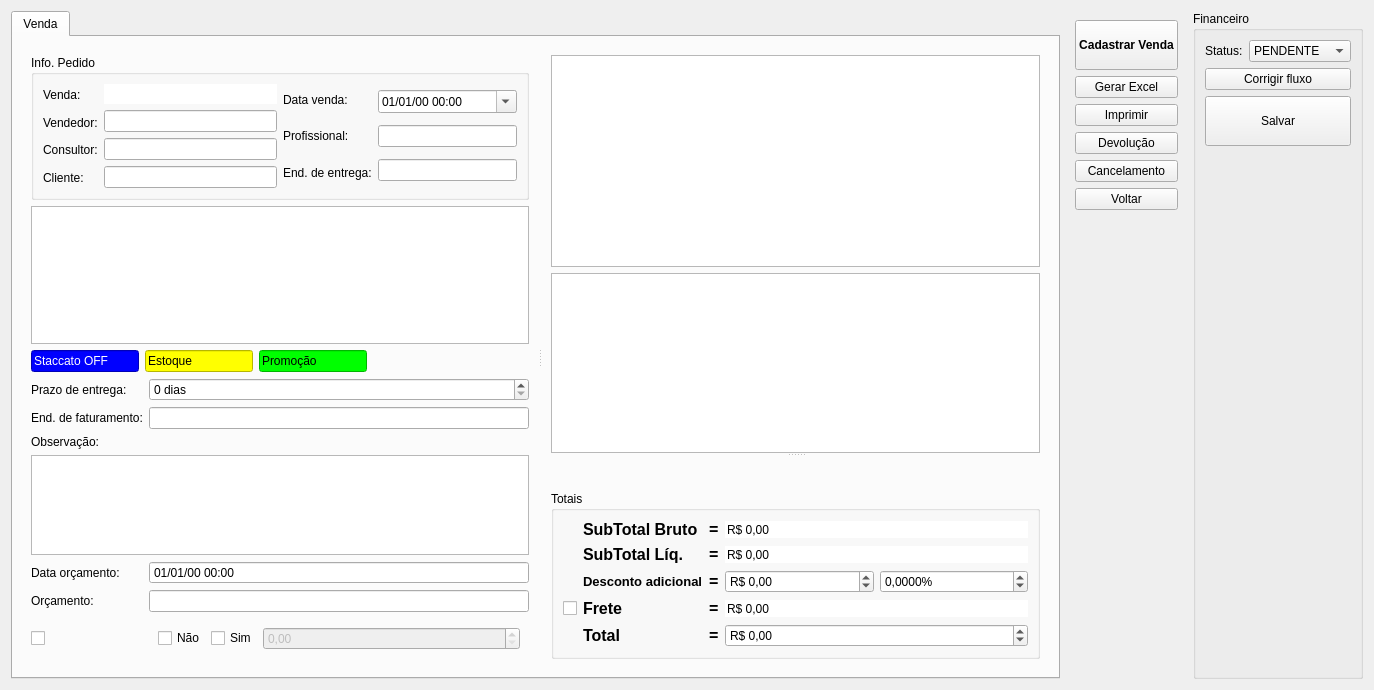
Before: the Qt Designer form ui/venda.ui in darktorres/ERP-STACCATO, drawn with Qt 5.
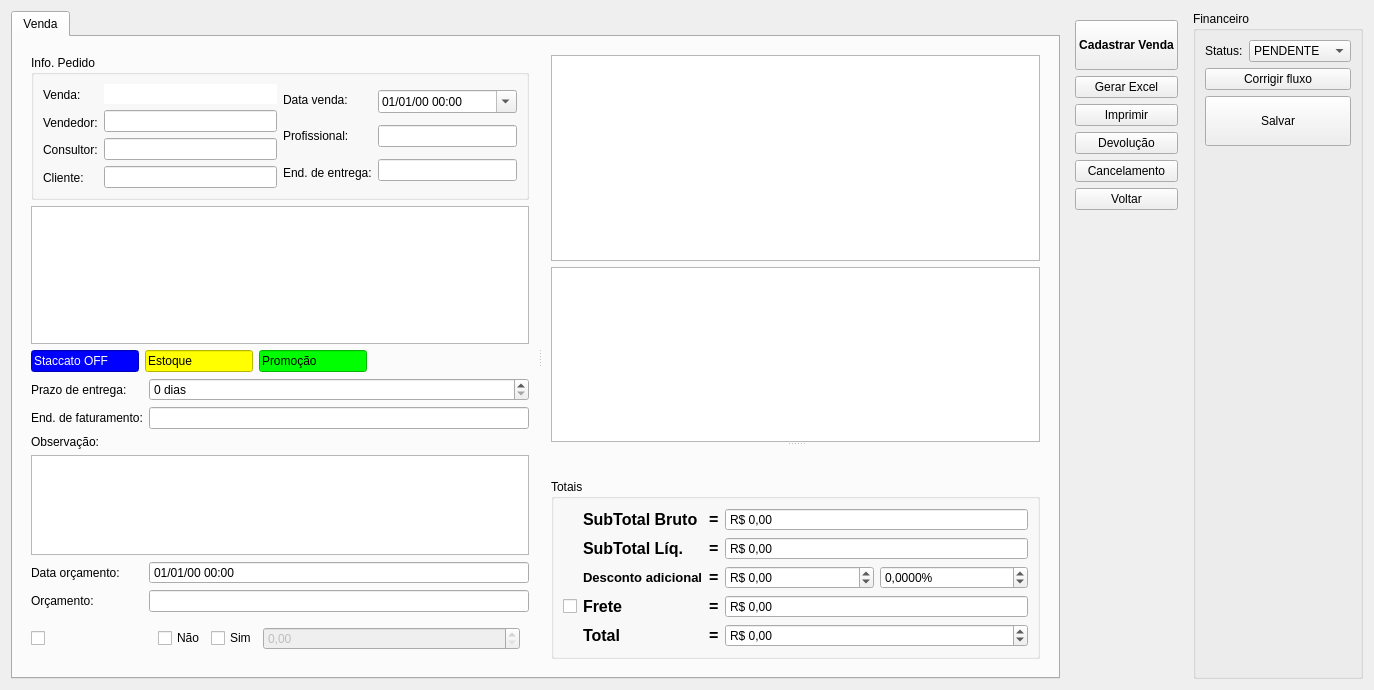
After: the same form once the commit is applied. Custom widgets are drawn as their Qt base class.

```diff
--- a/ui/venda.ui
+++ b/ui/venda.ui
@@ -688,7 +688,7 @@
                  <string>&lt;html&gt;&lt;head/&gt;&lt;body&gt;&lt;p&gt;Sub-total bruto é o total do valor dos itens, &lt;span style=&quot; font-weight:600;&quot;&gt;sem nenhum desconto&lt;/span&gt;.&lt;/p&gt;&lt;/body&gt;&lt;/html&gt;</string>
                 </property>
                 <property name="frame">
-                 <bool>false</bool>
+                 <bool>true</bool>
                 </property>
                 <property name="readOnly">
                  <bool>true</bool>
@@ -790,7 +790,7 @@
                  <bool>false</bool>
                 </property>
                 <property name="frame">
-                 <bool>false</bool>
+                 <bool>true</bool>
                 </property>
                 <property name="readOnly">
                  <bool>true</bool>
@@ -821,7 +821,7 @@
                  <string>&lt;html&gt;&lt;head/&gt;&lt;body&gt;&lt;p&gt;Sub-total líq. do orçamento é o subtotal dos itens com desconto&lt;/p&gt;&lt;/body&gt;&lt;/html&gt;</string>
                 </property>
                 <property name="frame">
-                 <bool>false</bool>
+                 <bool>true</bool>
                 </property>
                 <property name="readOnly">
                  <bool>true</bool>
```
